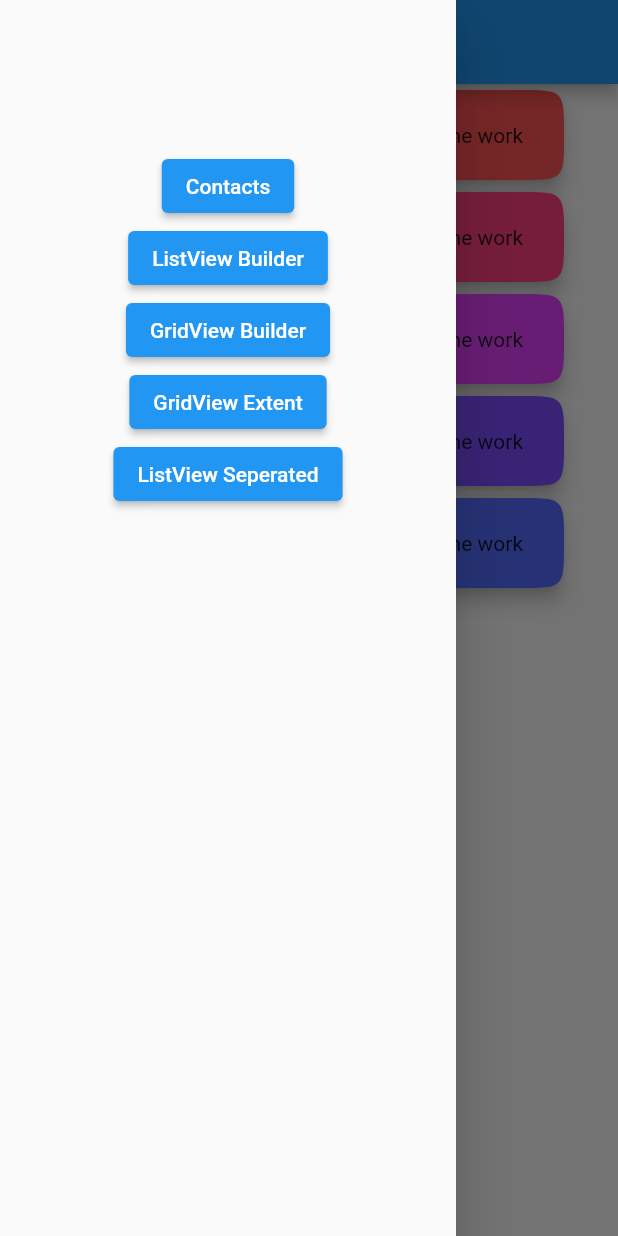
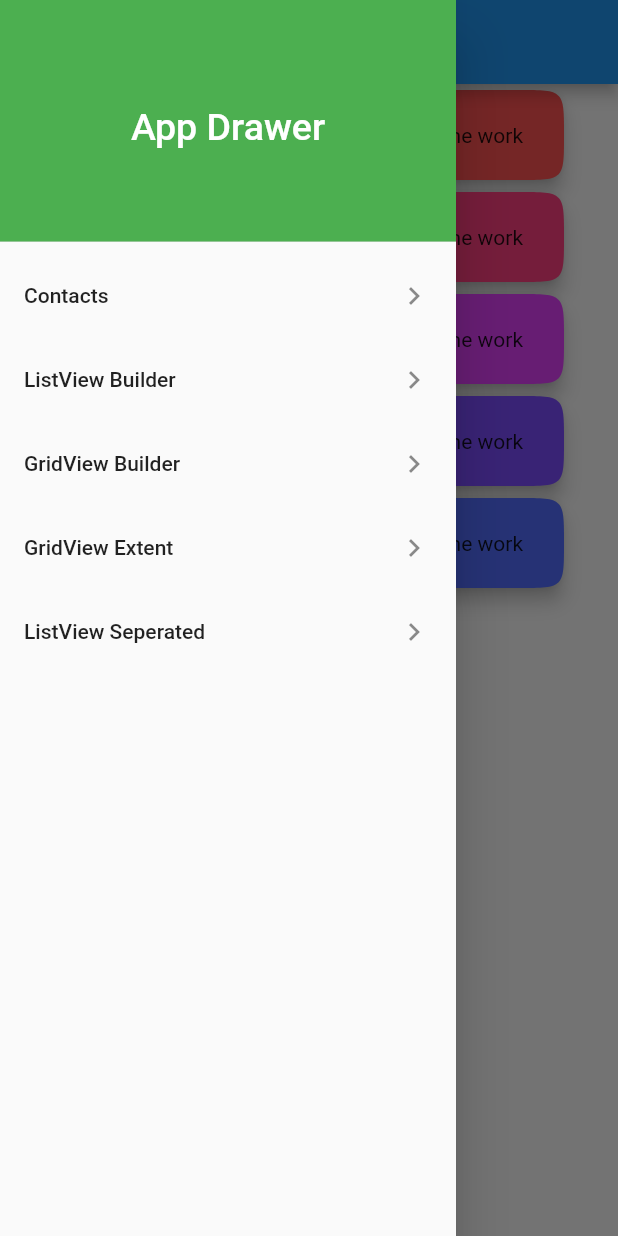
Before and after one commit to finosemajeed/flutter_designs_application, a Flutter app: the FirstScreen screen opened directly, with the side drawer open, on a phone screen of 412 x 824 dp. Run offline on Flutter 3.47's test engine with Material 2 defaults, Android fonts, the phone set to English and light mode, and no system bars; our stand-ins replace fluttertoast.

Commit message:
Drawer widget Styled

```diff
--- a/lib/firstscreen.dart
+++ b/lib/firstscreen.dart
@@ -1,4 +1,5 @@
 import 'package:first_flutter_project/contacts.dart';
+import 'package:first_flutter_project/db.dart';
 import 'package:first_flutter_project/gridview.dart';
 import 'package:first_flutter_project/gridview_extent.dart';
 import 'package:first_flutter_project/listview_builder_screen.dart';
@@ -13,55 +14,69 @@
     return Scaffold(
       appBar: AppBar(),
       drawer: Drawer(
-        child: Column(
+        child: ListView(
+          padding: EdgeInsets.zero,
           children: [
-            const SizedBox(
-              height: 100,
+            const DrawerHeader(
+              decoration: BoxDecoration(color: Colors.green),
+              child: Center(
+                  child: Text(
+                'App Drawer',
+                style: TextStyle(
+                  color: Colors.white,
+                  fontSize: 25,
+                ),
+              )),
             ),
-            ElevatedButton(
-              onPressed: () {
+            ListTile(
+              trailing: const Icon(Icons.navigate_next),
+              onTap: () {
                 Navigator.push(
                     context,
                     MaterialPageRoute(
                         builder: ((context) => const ContactsScreen())));
               },
-              child: const Text('Contacts'),
+              title: const Text('Contacts'),
             ),
-            ElevatedButton(
-              onPressed: () {
+            ListTile(
+              trailing: const Icon(Icons.navigate_next),
+              onTap: () {
                 Navigator.push(
                     context,
                     MaterialPageRoute(
                         builder: ((context) => const ListViewBuilderScreen())));
               },
-              child: const Text('ListView Builder'),
+              title: const Text('ListView Builder'),
             ),
-            ElevatedButton(
-              onPressed: () {
+            ListTile(
+              trailing: const Icon(Icons.navigate_next),
+              onTap: () {
                 Navigator.push(
                     context,
                     MaterialPageRoute(
                         builder: ((context) => const GridViewDemo())));
               },
-              child: const Text('GridView Builder'),
+              title: const Text('GridView Builder'),
             ),
-            ElevatedButton(
-              onPressed: () {
+            ListTile(
+              trailing: const Icon(Icons.navigate_next),
+              onTap: () {
                 Navigator.push(
                     context,
                     MaterialPageRoute(
                         builder: ((context) => const GridViewExtentScreen())));
               },
-              child: const Text('GridView Extent'),
+              title: const Text('GridView Extent'),
             ),
-            ElevatedButton(
-              onPressed: () {
+            ListTile(
+              trailing: const Icon(Icons.navigate_next),
+              onTap: () {
                 Navigator.push(
                     context,
                     MaterialPageRoute(
                         builder: ((context) => ListViewSeperated_Screen())));
               },
-              child: const Text('ListView Seperated'),
+              title: const Text('ListView Seperated'),
             ),
           ],
         ),
```
